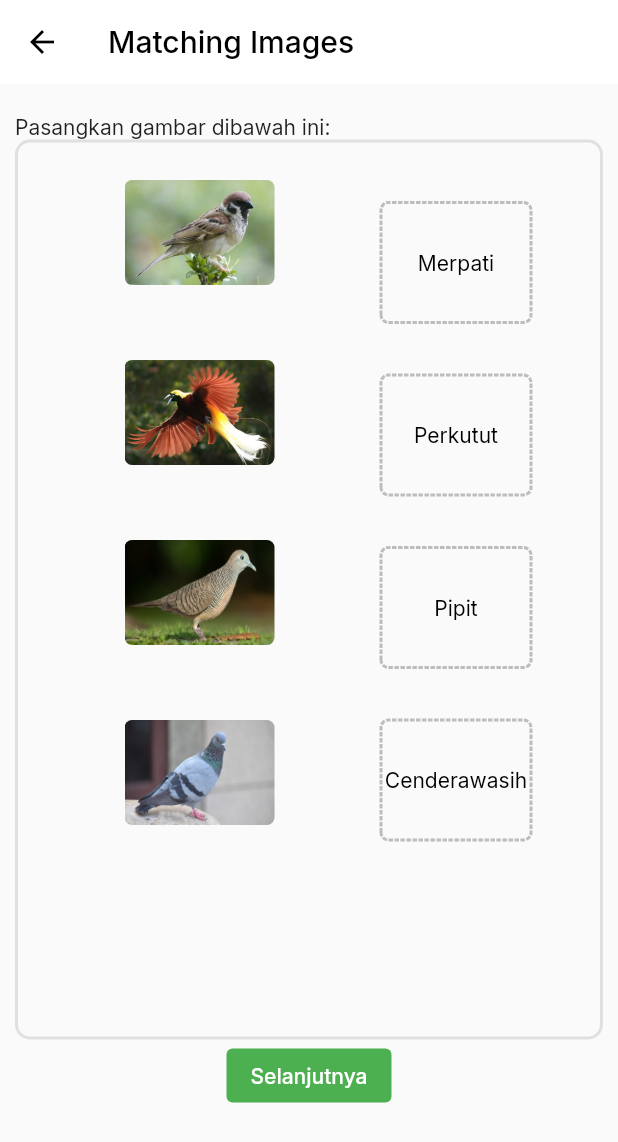
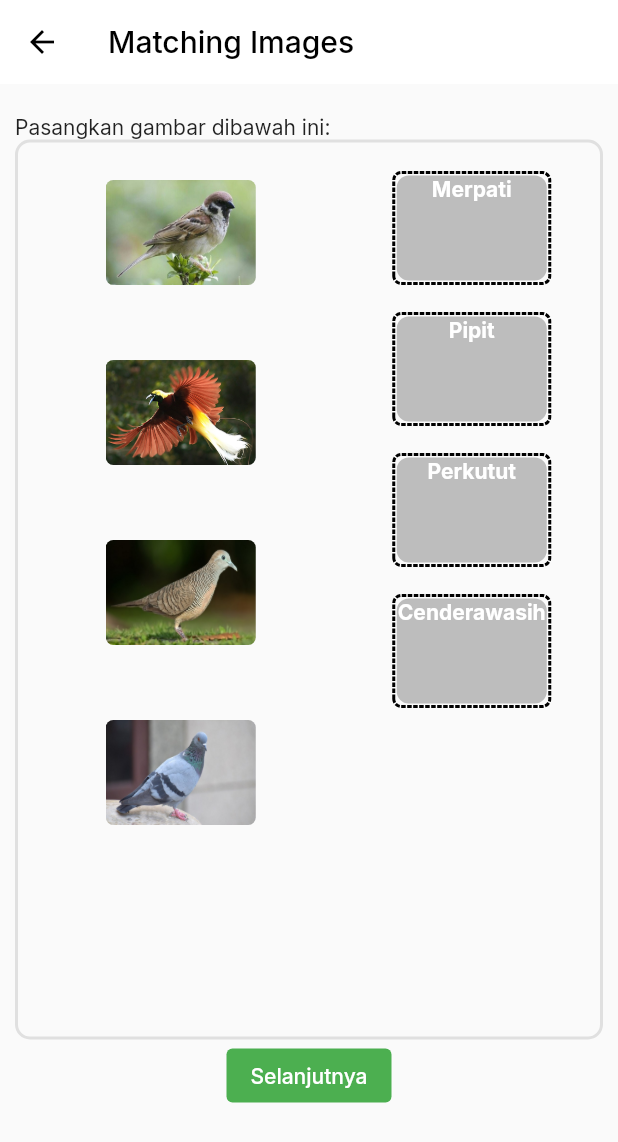
Before and after one commit to taufiqjack/ujione_ui_new, a Flutter app: the DragDropView screen opened directly, on a phone screen of 412 x 824 dp. Shown: the top 1142 px of the screen. Run offline on Flutter 3.47's test engine with Material 2 defaults, Android fonts, the phone set to English and light mode, and no system bars; drawn by our look-alikes of dotted_border, reorderables; our stand-ins replace badges, dio, flutter_progress_hud, fluttertoast, google_fonts, percent_indicator and 1 more; missing offline and left inert: drag_and_drop_lists.

Commit message:
update all

```diff
--- a/lib/ui/view/drag_drop_question.dart
+++ b/lib/ui/view/drag_drop_question.dart
@@ -6,6 +6,8 @@ import 'package:e_learning_uji/ui/view/index_view.dart';
 import 'package:e_learning_uji/ui/widget/draggable_widget.dart';
 import 'package:flutter/material.dart';
 import 'package:flutter/services.dart';
+import 'package:reorderables/reorderables.dart';
+import 'package:sliding_up_panel/sliding_up_panel.dart';
 
 class DragDropView extends StatefulWidget {
   const DragDropView({Key? key}) : super(key: key);
@@ -41,6 +43,9 @@ class _DragDropViewState extends State<DragDropView> {
       statusBarIconBrightness: Brightness.dark,
       systemNavigationBarIconBrightness: Brightness.dark,
     ));
+
+    List<String> items = ['Elang', 'Merpati', 'Perkutut', 'Cenderawasih'];
+
     return RefreshIndicator(
       onRefresh: _onRefresh,
       child: Scaffold(
@@ -65,12 +70,15 @@ class _DragDropViewState extends State<DragDropView> {
             style: TextStyle(color: Colors.black),
           ),
         ),
+        // body: SlidingUpPanel(
+        //   panel: const Center(
+        //     child: Text('Sliding'),
+        //   ),
         body: Padding(
           padding:
               const EdgeInsets.only(top: 20, bottom: 20, left: 10, right: 10),
           child: SingleChildScrollView(
-            child: Column(
-              children: [
+            child: Column(children: [
               const Align(
                 alignment: Alignment.centerLeft,
                 child: Text(
@@ -85,8 +93,29 @@ class _DragDropViewState extends State<DragDropView> {
                   border: Border.all(width: 2, color: Colors.grey.shade300),
                 ),
                 child: Row(
-                    mainAxisAlignment: MainAxisAlignment.spaceEvenly,
+                  mainAxisAlignment: MainAxisAlignment.spaceAround,
                   children: [
+                    // child: ReorderableListView(
+                    //     children: [
+                    //       for (final item in items)
+                    //         Card(
+                    //           color: Colors.lightGr`een,
+                    //           key: ValueKey(item),
+                    //           elevation: 1,
+                    //           child: ListTile(
+                    //             title: Text(item),
+                    //           ),
+                    //         ),
+                    //     ],
+                    //     onReorder: (int oldIndex, int newIndex) {
+                    //       setState(() {
+                    //         if (newIndex > oldIndex) {
+                    //           newIndex - 1;
+                    //         }
+                    //         final item = items.removeAt(oldIndex);
+                    //         items.insert(newIndex, item);
+                    //       });
+                    //     }),
                     imgList(
                       context,
                       birds: all,
@@ -98,50 +127,74 @@ class _DragDropViewState extends State<DragDropView> {
                     ),
                     Column(
                       children: [
-                          target(
+                        // target(
+                        //   context,
+                        //   text: MERPATI,
+                        //   birds: _merpati,
+                        //   birdsName: [BirdsName.merpati],
+                        //   onAccept: (data) => setState(() {
+                        //     removeAll(data);
+                        //     _merpati.add(data);
+                        //   }),
+                        // ),
+                        // ReorderableListView(
+                        //   onReorder: (int oldIndex, int newIndex) {
+                        //     setState(() {
+                        //       if (newIndex < all.length)
+                        //         newIndex = all.length;
+                        //       if (oldIndex < newIndex) newIndex--;
+
+                        //       Birds bird = all[oldIndex];
+                        //       all.remove(bird);
+                        //       all.insert(newIndex, bird);
+                        //     });
+                        //   },
+                        //   children: [
+                        _oldTarget(
                           context,
                           text: MERPATI,
                           birds: _merpati,
-                            birdsName: [BirdsName.merpati],
+                          birdName: [BirdsName.merpati],
                           onAccept: (data) => setState(() {
                             removeAll(data);
                             _merpati.add(data);
                           }),
                         ),
-                          // target(
-                          //   context,
-                          //   text: PIPIT,
-                          //   birds: _pipit,
-                          //   birdsName: [BirdsName.merpati],
-                          //   onAccept: (data) => setState(() {
-                          //     removeAll(data);
-                          //     _pipit.add(data);
-                          //   }),
-                          // ),
-                          // target(
-                          //   context,
-                          //   text: PERKUTUT,
-                          //   birds: _perkutut,
-                          //   birdsName: [BirdsName.merpati],
-                          //   onAccept: (data) => setState(() {
-                          //     removeAll(data);
-                          //     _perkutut.add(data);
-                          //   }),
-                          // ),
-                          // target(
-                          //   context,
-                          //   text: CENDERAWASIH,
-                          //   birds: _cenderawasih,
-                          //   birdsName: [BirdsName.merpati],
-                          //   onAccept: (data) => setState(() {
-                          //     removeAll(data);
-                          //     _cenderawasih.add(data);
-                          //   }),
-                          // ),
+                        _oldTarget(
+                          context,
+                          text: PIPIT,
+                          birds: _pipit,
+                          birdName: [BirdsName.merpati],
+                          onAccept: (data) => setState(() {
+                            removeAll(data);
+                            _pipit.add(data);
+                          }),
+                        ),
+                        _oldTarget(
+                          context,
+                          text: PERKUTUT,
+                          birds: _perkutut,
+                          birdName: [BirdsName.merpati],
+                          onAccept: (data) => setState(() {
+                            removeAll(data);
+                            _perkutut.add(data);
+                          }),
+                        ),
+                        _oldTarget(
+                          context,
+                          text: CENDERAWASIH,
+                          birds: _cenderawasih,
+                          birdName: [BirdsName.merpati],
+                          onAccept: (data) => setState(() {
+                            removeAll(data);
+                            _cenderawasih.add(data);
+                          }),
+                        ),
                       ],
                     ),
                   ],
                 ),
+                // ]),
               ),
               ElevatedButton(
                 onPressed: null,
@@ -156,12 +209,23 @@ class _DragDropViewState extends State<DragDropView> {
                   Colors.green,
                 )),
               ),
-              ],
+            ]),
           ),
         ),
-        ),
+        // borderRadius: const BorderRadius.only(
+        //   topLeft: Radius.circular(10),
+        //   topRight: Radius.circular(10),
+        // ),
+        // ),
       ),
     );
+  }
+
+  void _onReorder(int oldIndex, int newIndex) {
+    setState(() {
+      Birds birds = allBirds.removeAt(oldIndex);
+      allBirds.insert(newIndex, birds);
+    });
   }
 
   Widget imgList(
@@ -190,6 +254,54 @@ class _DragDropViewState extends State<DragDropView> {
         },
       );
 
+  Widget _oldTarget(
+    BuildContext context, {
+    String? text,
+    required List<Birds> birds,
+    required List<BirdsName> birdName,
+    required DragTargetAccept<Birds> onAccept,
+  }) =>
+      Padding(
+        padding: const EdgeInsets.only(top: 20),
+        child: DottedBorder(
+          borderType: BorderType.RRect,
+          strokeWidth: 2,
+          radius: const Radius.circular(5),
+          child: Container(
+            height: 70,
+            width: 100,
+            decoration: BoxDecoration(
+                borderRadius: BorderRadius.circular(8),
+                color: Colors.grey.shade400),
+            child: DragTarget<Birds>(
+              builder: (context, cd, rj) => Stack(
+                children: [
+                  ReorderableColumn(
+                    onReorder: _onReorder,
+                    children: [
+                      Center(
+                        child: oldTText(text!),
+                      ),
+                      ...birds
+                          .map(
+                            (bird) => DraggableWidget(
+                              bird: bird,
+                            ),
+                          )
+                          .toList()
+                    ],
+                  ),
+                ],
+              ),
+              onWillAccept: (data) => true,
+              onAccept: (data) {
+                onAccept(data);
+              },
+            ),
+          ),
+        ),
+      );
+
   Widget target(
     BuildContext context, {
     // List<ListName>? listName,
@@ -203,7 +315,7 @@ class _DragDropViewState extends State<DragDropView> {
         child: SingleChildScrollView(
           child: SizedBox(
             height: 550,
-            width: 100,
+            width: 120,
             child: Stack(children: [
               Column(
                 children: [
@@ -292,11 +404,23 @@ class _DragDropViewState extends State<DragDropView> {
                 ],
               ),
               DragTarget<Birds>(
-                builder: (context, cd, rj) => Column(
+                builder: (context, cd, rj) => ReorderableListView(
+                  onReorder: (int oldIndex, int newIndex) {
+                    setState(() {
+                      if (newIndex < birds.length) newIndex = birds.length;
+                      if (oldIndex < newIndex) newIndex--;
+
+                      Birds bird = birds[oldIndex];
+                      birds.remove(bird);
+                      birds.insert(newIndex, bird);
+                    });
+                  },
                   children: [
-                    // Center(
-                    //   child: buildText(text!),
-                    // ),
+                    //    Column(
+                    // children: [
+                    //   // Center(
+                    //   //   child: buildText(text!),
+                    //   // ),
                     buildText(text!),
 
                     ...birds
@@ -310,6 +434,7 @@ class _DragDropViewState extends State<DragDropView> {
                 onAccept: (data) {
                   onAccept(data);
                 },
+                onMove: (details) => true,
               ),
             ]),
           ),
@@ -319,6 +444,16 @@ class _DragDropViewState extends State<DragDropView> {
   Future<void> _onRefresh() async {
     await Future.delayed(const Duration(milliseconds: 1000));
   }
+
+  Widget oldTText(String text) => Text(
+        text,
+        style: const TextStyle(
+          color: Colors.white,
+          fontSize: 14,
+          fontWeight: FontWeight.bold,
+        ),
+        textAlign: TextAlign.center,
+      );
 
   Widget buildText(String text) => Text(
         text,
--- a/pubspec.yaml
+++ b/pubspec.yaml
@@ -40,6 +40,9 @@ dependencies:
   dio: ^4.0.4
   flutter_progress_hud: ^2.0.0
   dotted_border: ^2.0.0+2
+  drag_and_drop_lists: ^0.3.2+2
+  sliding_up_panel: ^2.0.0+1
+  reorderables: ^0.4.2
 
 dev_dependencies:
   flutter_test:
```
Also changed, not shown: lib/ui/view/dragdrop.dart (added, +107 -0 lines), lib/ui/view/home.dart (+8 -2 lines), pubspec.lock. Lines whose indentation alone changed are shown as unchanged.
